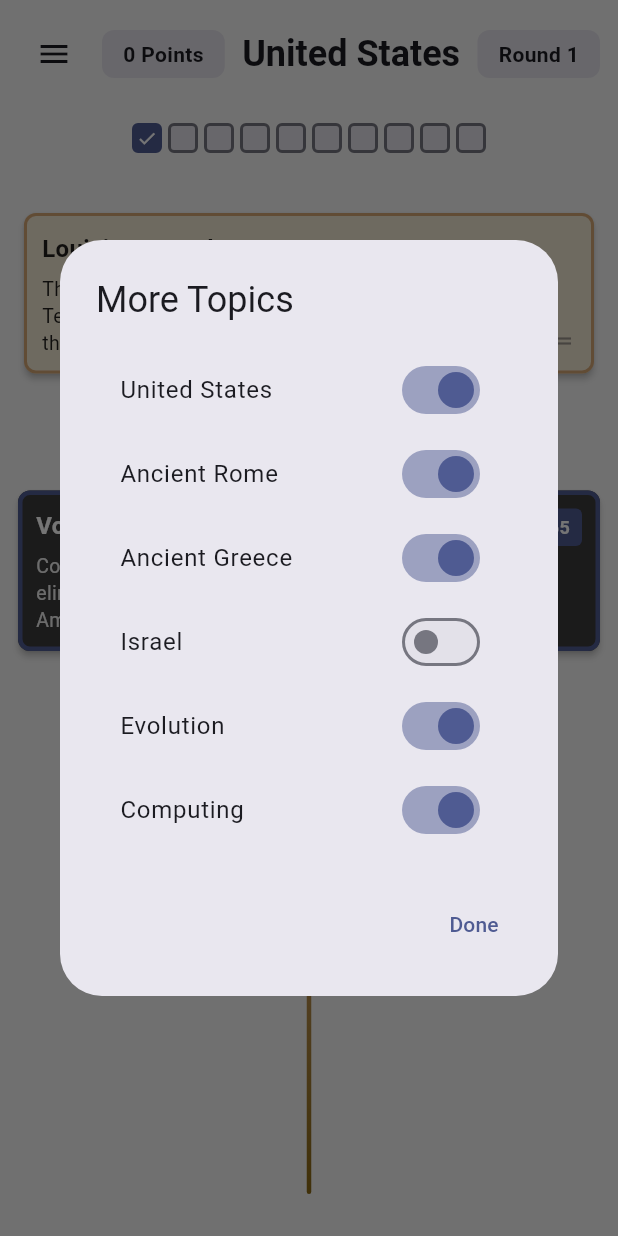
After one commit to elifiner/finer-history, a Flutter app: the screen it shows after launch, in the side drawer, after a tap on "More Topics", on a phone screen of 412 x 824 dp. The commit adds this screen. Run offline on Flutter 3.47's test engine with Material 3 defaults, Android fonts, the phone set to English and light mode, and no system bars; our stand-ins replace shared_preferences.

Commit message:
Add topic selection with persistence
- Add shared_preferences dependency for storing enabled topics
- Add topic selection dialog with enable/disable switches
- Add 'More Topics' menu item in drawer
- Persist enabled topics across app restarts
- Default enabled topics: US, Evolution, Computing, Ancient Rome, Ancient Greece
- Prevent disabling the last enabled topic (Done button disabled)
- Update Rome and Greece JSON files to use 'Ancient' prefix in category names

```diff
--- a/assets/data/greece.json
+++ b/assets/data/greece.json
@@ -1,5 +1,5 @@
 {
-  "category": "Greece",
+  "category": "Ancient Greece",
   "events": [
     {
       "year": -776,
--- a/assets/data/rome.json
+++ b/assets/data/rome.json
@@ -1,5 +1,5 @@
 {
-  "category": "Rome",
+  "category": "Ancient Rome",
   "events": [
     {
       "year": -753,
--- a/lib/providers/game_provider.dart
+++ b/lib/providers/game_provider.dart
@@ -1,6 +1,7 @@
 import 'dart:convert';
 import 'package:flutter/services.dart';
 import 'package:flutter/foundation.dart';
+import 'package:shared_preferences/shared_preferences.dart';
 import '../models/event.dart';
 import '../models/game_state.dart';
 import '../models/history_topic.dart';
@@ -13,13 +14,34 @@ class GameProvider extends ChangeNotifier {
 
   HistoryTopic? _currentTopic;
   List<HistoryTopic> _availableTopics = [];
+  List<HistoryTopic> _allTopics = [];
+  Set<String> _enabledTopicIds = {};
+
+  static const String _enabledTopicsKey = 'enabled_topic_ids';
+  static const Set<String> _defaultEnabledTopicIds = {
+    'us',
+    'evolution',
+    'computing',
+    'rome',
+    'greece',
+  };
 
   GameState get state => _state;
   HistoryTopic? get currentTopic => _currentTopic;
   List<HistoryTopic> get availableTopics => _availableTopics;
+  List<HistoryTopic> get allTopics => _allTopics;
+
+  bool isTopicEnabled(String topicId) => _enabledTopicIds.contains(topicId);
+
+  bool canDisableTopic(String topicId) {
+    // Can only disable if there's more than one enabled topic
+    return _enabledTopicIds.length > 1;
+  }
 
   Future<void> initialize() async {
     await discoverTopics();
+    await loadEnabledTopics();
+    _updateAvailableTopics();
     if (_availableTopics.isNotEmpty) {
       _currentTopic = _availableTopics.first;
       await loadTopic(_currentTopic!);
@@ -38,7 +60,7 @@ class GameProvider extends ChangeNotifier {
         'assets/data/computing.json',
       ];
 
-      _availableTopics = [];
+      _allTopics = [];
 
       for (final assetPath in topicFiles) {
         try {
@@ -49,7 +71,7 @@ class GameProvider extends ChangeNotifier {
           final String category = jsonData['category'] as String;
           final String id = assetPath.split('/').last.replaceAll('.json', '');
 
-          _availableTopics.add(
+          _allTopics.add(
             HistoryTopic(id: id, displayName: category, assetPath: assetPath),
           );
         } catch (e) {
@@ -59,6 +81,71 @@ class GameProvider extends ChangeNotifier {
     } catch (e) {
       debugPrint('Error discovering topics: $e');
     }
+  }
+
+  Future<void> loadEnabledTopics() async {
+    try {
+      final prefs = await SharedPreferences.getInstance();
+      final List<String>? savedIds = prefs.getStringList(_enabledTopicsKey);
+
+      if (savedIds != null && savedIds.isNotEmpty) {
+        _enabledTopicIds = savedIds.toSet();
+      } else {
+        // First launch - use defaults
+        _enabledTopicIds = Set<String>.from(_defaultEnabledTopicIds);
+        await saveEnabledTopics();
+      }
+    } catch (e) {
+      debugPrint('Error loading enabled topics: $e');
+      // Fallback to defaults on error
+      _enabledTopicIds = Set<String>.from(_defaultEnabledTopicIds);
+    }
+  }
+
+  Future<void> saveEnabledTopics() async {
+    try {
+      final prefs = await SharedPreferences.getInstance();
+      await prefs.setStringList(_enabledTopicsKey, _enabledTopicIds.toList());
+    } catch (e) {
+      debugPrint('Error saving enabled topics: $e');
+    }
+  }
+
+  void _updateAvailableTopics() {
+    _availableTopics = _allTopics
+        .where((topic) => _enabledTopicIds.contains(topic.id))
+        .toList();
+  }
+
+  Future<void> toggleTopicEnabled(String topicId) async {
+    if (_enabledTopicIds.contains(topicId)) {
+      // Disabling a topic - prevent if it's the last enabled topic
+      if (_enabledTopicIds.length <= 1) {
+        debugPrint('Cannot disable the last enabled topic');
+        return;
+      }
+      _enabledTopicIds.remove(topicId);
+
+      // If this was the current topic, switch to first available topic
+      if (_currentTopic?.id == topicId) {
+        _updateAvailableTopics();
+        if (_availableTopics.isNotEmpty) {
+          _currentTopic = _availableTopics.first;
+          await loadTopic(_currentTopic!);
+        } else {
+          _currentTopic = null;
+        }
+      } else {
+        _updateAvailableTopics();
+      }
+    } else {
+      // Enabling a topic
+      _enabledTopicIds.add(topicId);
+      _updateAvailableTopics();
+    }
+
+    await saveEnabledTopics();
+    notifyListeners();
   }
 
   Future<void> loadTopic(HistoryTopic topic) async {
--- a/lib/screens/game_screen.dart
+++ b/lib/screens/game_screen.dart
@@ -5,6 +5,7 @@ import '../models/game_state.dart';
 import '../widgets/timeline_widget.dart';
 import '../widgets/event_card.dart';
 import '../widgets/score_summary.dart';
+import '../widgets/topic_selection_dialog.dart';
 
 class GameScreen extends StatelessWidget {
   const GameScreen({super.key});
@@ -355,6 +356,18 @@ class GameScreen extends StatelessWidget {
               ],
             ),
           ),
+          ListTile(
+            leading: Icon(Icons.settings, color: colorScheme.onSurfaceVariant),
+            title: Text('More Topics', style: theme.textTheme.bodyLarge),
+            onTap: () {
+              Navigator.pop(context);
+              showDialog(
+                context: context,
+                builder: (context) => const TopicSelectionDialog(),
+              );
+            },
+          ),
+          const Divider(),
           ...gameProvider.availableTopics.map((topic) {
             final isSelected = gameProvider.currentTopic?.id == topic.id;
             return ListTile(
--- /dev/null
+++ b/lib/widgets/topic_selection_dialog.dart
@@ -0,0 +1,79 @@
+import 'package:flutter/material.dart';
+import 'package:provider/provider.dart';
+import '../providers/game_provider.dart';
+
+class TopicSelectionDialog extends StatelessWidget {
+  const TopicSelectionDialog({super.key});
+
+  @override
+  Widget build(BuildContext context) {
+    final theme = Theme.of(context);
+    final colorScheme = theme.colorScheme;
+
+    return AlertDialog(
+      title: const Text('More Topics'),
+      content: SizedBox(
+        width: double.maxFinite,
+        child: Consumer<GameProvider>(
+          builder: (context, provider, child) {
+            final allTopics = provider.allTopics;
+
+            if (allTopics.isEmpty) {
+              return const Center(
+                child: Padding(
+                  padding: EdgeInsets.all(16.0),
+                  child: Text('No topics available'),
+                ),
+              );
+            }
+
+            return ListView.builder(
+              shrinkWrap: true,
+              itemCount: allTopics.length,
+              itemBuilder: (context, index) {
+                final topic = allTopics[index];
+                final isEnabled = provider.isTopicEnabled(topic.id);
+
+                return SwitchListTile(
+                  title: Text(
+                    topic.displayName,
+                    style: theme.textTheme.bodyLarge,
+                  ),
+                  value: isEnabled,
+                  onChanged: (value) {
+                    provider.toggleTopicEnabled(topic.id);
+                  },
+                  activeColor: colorScheme.primary,
+                );
+              },
+            );
+          },
+        ),
+      ),
+      actions: [
+        Consumer<GameProvider>(
+          builder: (context, provider, child) {
+            final enabledCount = provider.availableTopics.length;
+            final canClose = enabledCount > 1;
+
+            return TextButton(
+              onPressed: canClose
+                  ? () {
+                      Navigator.of(context).pop();
+                    }
+                  : null,
+              child: Text(
+                'Done',
+                style: TextStyle(
+                  color: canClose
+                      ? colorScheme.primary
+                      : colorScheme.onSurface.withValues(alpha: 0.38),
+                ),
+              ),
+            );
+          },
+        ),
+      ],
+    );
+  }
+}
--- a/pubspec.yaml
+++ b/pubspec.yaml
@@ -35,6 +35,7 @@ dependencies:
   # Use with the CupertinoIcons class for iOS style icons.
   cupertino_icons: ^1.0.8
   provider: ^6.1.1
+  shared_preferences: ^2.2.2
 
 dev_dependencies:
   flutter_test:
```
Also changed, not shown: pubspec.lock.
